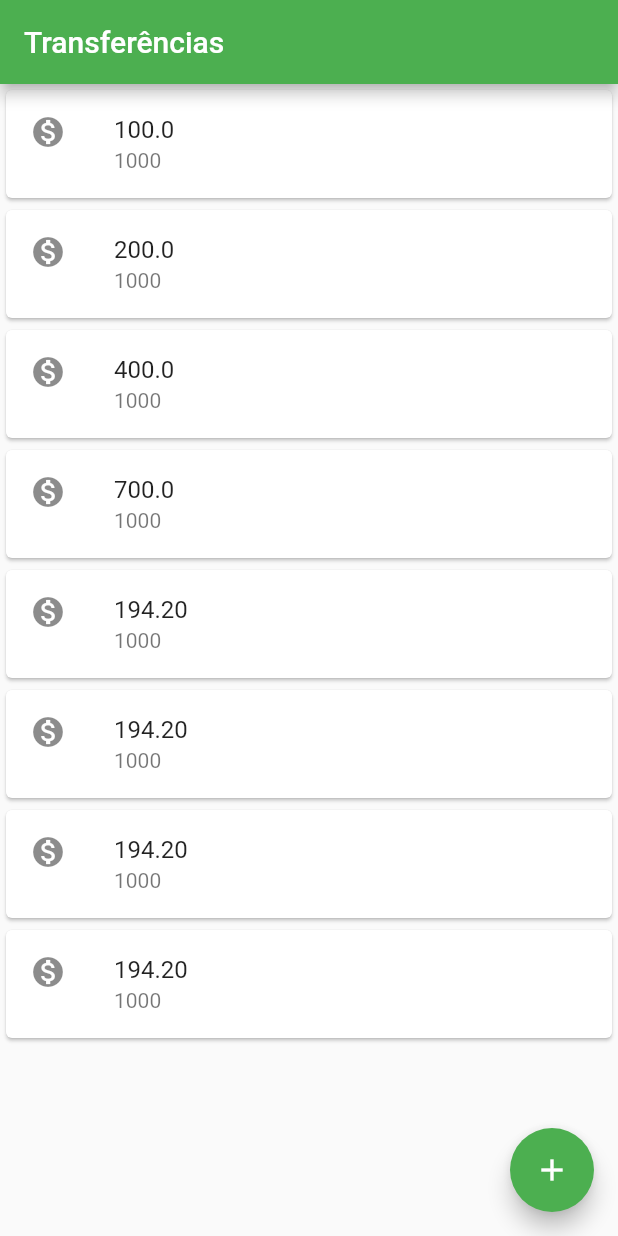
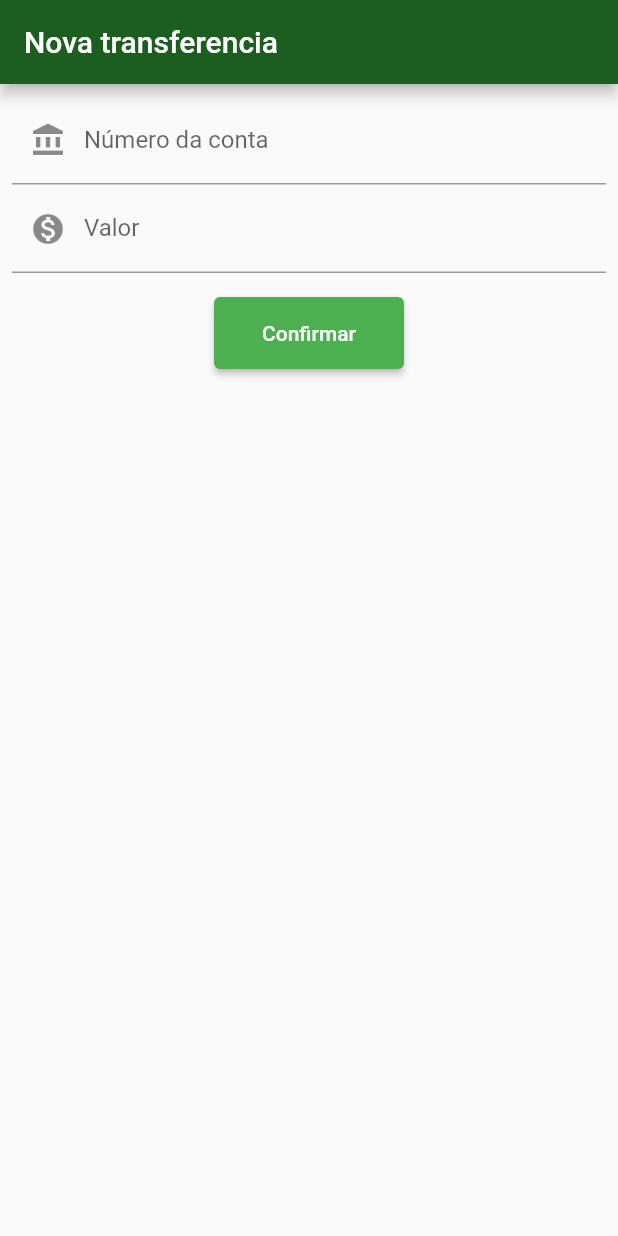
Before and after one commit to javascripto/dart, a Flutter app: the screen it shows after launch, on a phone screen of 412 x 824 dp. Run offline on Flutter 3.47's test engine with Material 2 defaults, Android fonts, the phone set to English and light mode, and no system bars.

Commit message:
chore add transference form

```diff
--- a/src/my_flutter_app/lib/main.dart
+++ b/src/my_flutter_app/lib/main.dart
@@ -14,16 +14,7 @@ class App extends StatelessWidget {
       theme: ThemeData(
         primarySwatch: Colors.green,
       ),
-      home: Scaffold(
-        appBar: AppBar(
-          title: Text('Transferências'),
-        ),
-        body: TransferenceList(),
-        floatingActionButton: FloatingActionButton(
-          child: Icon(Icons.add),
-          onPressed: () {},
-        ),
-      ),
+      home: TransferenceForm(),
     );
   }
 }
@@ -31,18 +22,27 @@ class App extends StatelessWidget {
 class TransferenceList extends StatelessWidget {
   @override
   Widget build(BuildContext context) {
-    return Column(
+    return Scaffold(
+      appBar: AppBar(
+        title: Text('Transferências'),
+        backgroundColor: Colors.green.shade900,
+      ),
+      body: Column(
         children: [
           TransferenceItem(amount: '100.0', account: '1000'),
           TransferenceItem(amount: '200.0', account: '1000'),
-        TransferenceItem(amount: '400.0', account: '1000'),
-        TransferenceItem(amount: '700.0', account: '1000'),
         ] + List.generate(4, (index) => (
           TransferenceItem(
             amount: (Random().nextInt(100000) / 100).toStringAsFixed(2),
             account: '1000',
           )
         )),
+      ),
+      floatingActionButton: FloatingActionButton(
+        child: Icon(Icons.add),
+        onPressed: () {},
+        backgroundColor: Colors.green.shade900,
+      ),
     );
   }
 }
@@ -57,10 +57,66 @@ class TransferenceItem extends StatelessWidget {
   Widget build(BuildContext context) {
     return Card(
       child: ListTile(
-        leading: Icon(Icons.monetization_on),
+        leading: Icon(
+          Icons.monetization_on,
+          color: Colors.green.shade900,
+        ),
         title: Text(amount),
         subtitle: Text(account),
       ),
     );
   }
 }
+
+class TransferenceForm extends StatelessWidget {
+  const TransferenceForm({Key? key}) : super(key: key);
+
+  @override
+  Widget build(BuildContext context) {
+    return Scaffold(
+      appBar: AppBar(
+        title: Text('Nova transferencia'),
+        backgroundColor: Colors.green[900],
+      ),
+      body: Padding(
+        padding: EdgeInsets.all(8),
+        child: Column(
+          children: <Widget>[
+            TextField(
+              decoration: InputDecoration(
+                labelText: 'Número da conta',
+                hintText: '0000',
+                prefixIcon: Icon(Icons.account_balance),
+              ),
+              keyboardType: TextInputType.number,
+            ),
+            TextField(
+              decoration: InputDecoration(
+                labelText: 'Valor',
+                hintText: '0.00',
+                prefixIcon: Icon(Icons.monetization_on),
+              ),
+            ),
+            Padding(
+              padding: EdgeInsets.only(top: 16.0),
+              child: ElevatedButton(
+                onPressed: () {},
+                child: Padding(
+                  padding: const EdgeInsets.all(16.0),
+                  child: Text('Confirmar'),
+                ),
+                style: ButtonStyle(),
+              ),
+            ),
+          ],
+        ),
+      )
+    );
+  }
+}
+
+class Transference {
+  final String account;
+  final String amount;
+  Transference({ required this.account, required this.amount });
+}
```
Lines whose indentation alone changed are shown as unchanged.
